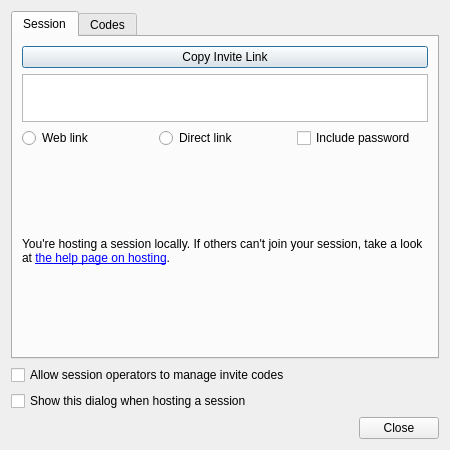
Above: src/desktop/ui/invitedialog.ui from drawpile/Drawpile before the change. Below: the same form after it.
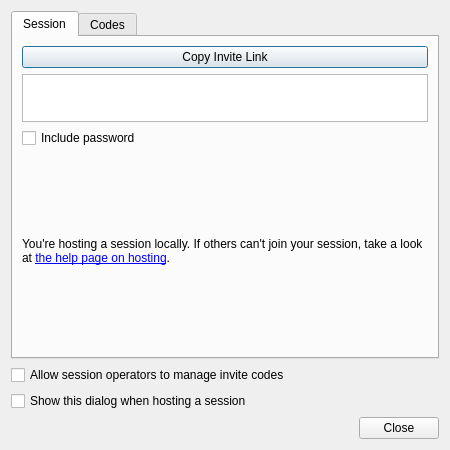
That is the form after the change. Icons and pictures are not drawn. Custom widgets are drawn as their Qt base class.

Commit message:
Remove pointless invite link type toggle
You can just paste a web link into Drawpile's join dialog and it will
transform it into a drawpile:// link, so there's no point in having this
distinction.

```diff
--- a/src/desktop/ui/invitedialog.ui
+++ b/src/desktop/ui/invitedialog.ui
@@ -56,35 +56,11 @@
          </widget>
         </item>
         <item>
-         <layout class="QHBoxLayout" name="linkTypeLayout">
-          <item>
-           <widget class="QRadioButton" name="webLinkRadio">
-            <property name="text">
-             <string>Web link</string>
-            </property>
-            <property name="autoExclusive">
-             <bool>false</bool>
-            </property>
-           </widget>
-          </item>
-          <item>
-           <widget class="QRadioButton" name="directLinkRadio">
-            <property name="text">
-             <string>Direct link</string>
-            </property>
-            <property name="autoExclusive">
-             <bool>false</bool>
-            </property>
-           </widget>
-          </item>
-          <item>
            <widget class="QCheckBox" name="includePasswordBox">
             <property name="text">
              <string>Include password</string>
             </property>
            </widget>
-          </item>
-         </layout>
         </item>
         <item>
          <spacer name="urlTopSpacer">
```
Lines whose indentation alone changed are shown as unchanged. The commit also changes 5 other files.
